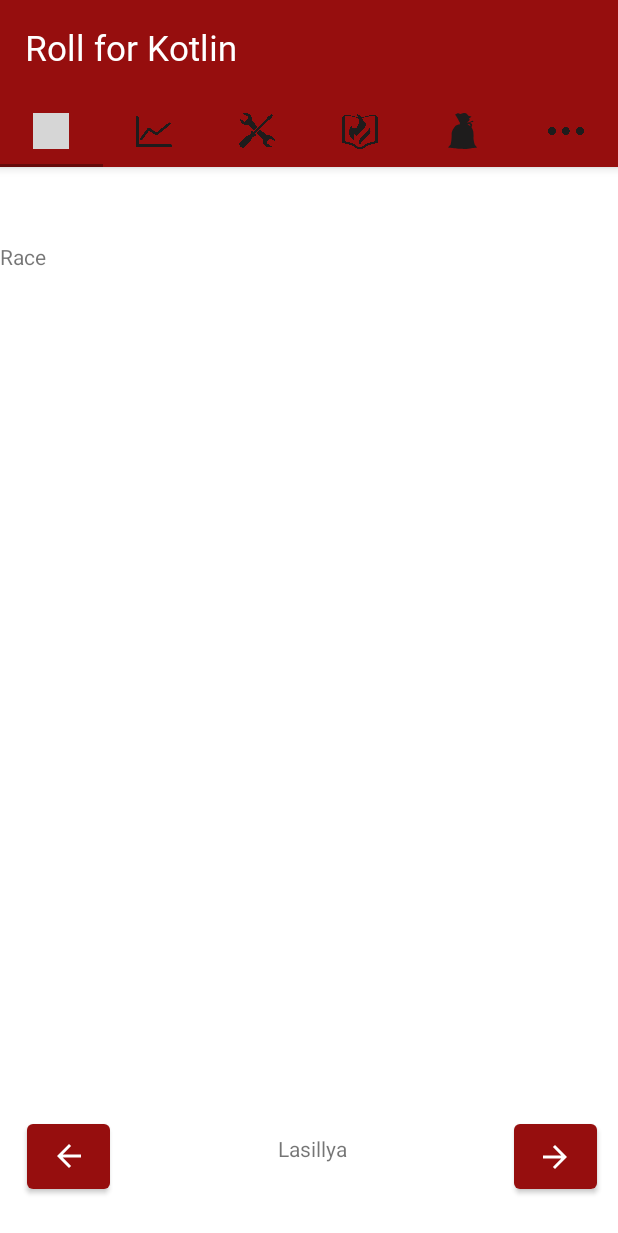
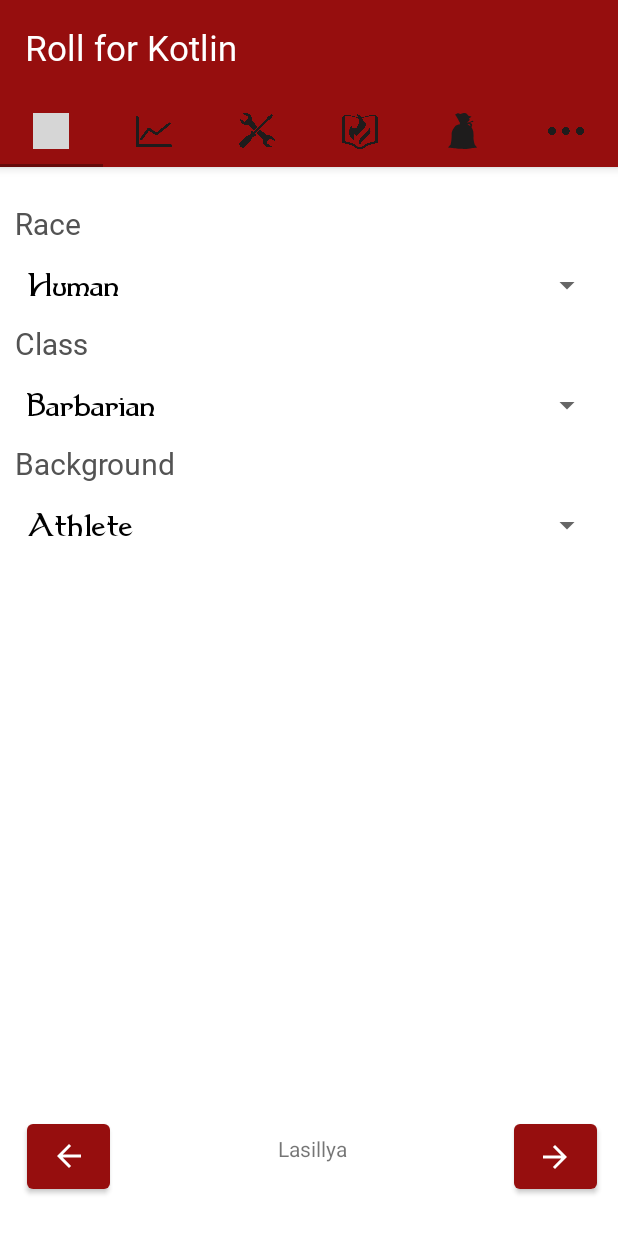
Before and after one commit to matf-pp/2021_Roll-for-Kotlin, an Android app: the MainActivity screen opened directly, with no data from a screen before it, on a phone screen of 412 x 824 dp. Shown: the top 1233 px of the screen. Run offline under Robolectric (Android 15) with nearby library versions, the phone set to English and light mode, and no system bars; grey boxes are pictures that could not be loaded.

Commit message:
Stilizovan fragment Race

```diff
--- a/app/src/main/AndroidManifest.xml
+++ b/app/src/main/AndroidManifest.xml
@@ -16,7 +16,8 @@
                 <category android:name="android.intent.category.LAUNCHER" />
             </intent-filter>
         </activity>
-        <activity android:name=".ActivityScreen1" >
+        <activity android:name=".ActivityScreen1"
+            android:theme="@style/LoadingScreenTheme">
 
         </activity>
 
--- a/app/src/main/java/com/example/rollforkotlin/MainActivity.kt
+++ b/app/src/main/java/com/example/rollforkotlin/MainActivity.kt
@@ -5,8 +5,7 @@ import com.google.android.material.tabs.TabLayout
 import androidx.appcompat.app.AppCompatActivity
 import com.example.rollforkotlin.ui.main.SectionsPagerAdapter
 import com.example.rollforkotlin.ui.main.adapters.ViewPagerAdapter
-import com.example.rollforkotlin.ui.main.fragments.AbilityFragment
-import com.example.rollforkotlin.ui.main.fragments.RaceFragment
+import com.example.rollforkotlin.ui.main.fragments.*
 import kotlinx.android.synthetic.main.activity_main.*
 import kotlinx.android.synthetic.main.activity_screen1.*
 
@@ -30,10 +29,10 @@ class MainActivity : AppCompatActivity(){
         //Adding all tab fragments
         adapter.addFragment(RaceFragment(), "")
         adapter.addFragment(AbilityFragment(), "")
-        adapter.addFragment(RaceFragment(), "")
-        adapter.addFragment(AbilityFragment(), "")
-        adapter.addFragment(RaceFragment(), "")
-        adapter.addFragment(AbilityFragment(), "")
+        adapter.addFragment(ToolsFragment(), "")
+        adapter.addFragment(SpellsFragment(), "")
+        adapter.addFragment(EquipmentFragment(), "")
+        adapter.addFragment(DetailsFragment(), "")
 
         viewPager.adapter = adapter
         tabs.setupWithViewPager(viewPager)
@@ -42,7 +41,7 @@ class MainActivity : AppCompatActivity(){
         tabs.getTabAt(0)!!.setIcon(R.drawable.sword3)
         tabs.getTabAt(1)!!.setIcon(R.drawable.stats2)
         tabs.getTabAt(2)!!.setIcon(R.drawable.tools)
-        tabs.getTabAt(3)!!.setIcon(R.drawable.book)
+        tabs.getTabAt(3)!!.setIcon(R.drawable.book1)
         tabs.getTabAt(4)!!.setIcon(R.drawable.bag2)
         tabs.getTabAt(5)!!.setIcon(R.drawable.more)
 
--- a/app/src/main/res/layout/activity_loading_screen.xml
+++ b/app/src/main/res/layout/activity_loading_screen.xml
@@ -5,7 +5,7 @@
     android:layout_width="match_parent"
     android:layout_height="match_parent"
     android:background="#960E0E"
-    tools:context=".MainActivity2">
+    tools:context=".LoadingScreenActivity">
 
     <ImageView
         android:id="@+id/logo_img"
--- a/app/src/main/res/layout/activity_main.xml
+++ b/app/src/main/res/layout/activity_main.xml
@@ -90,13 +90,13 @@
         <androidx.viewpager.widget.ViewPager
             android:id="@+id/viewPager"
             android:layout_width="match_parent"
-            android:layout_height="614dp"
+            android:layout_height="match_parent"
             android:layout_below="@id/appBarLayout"
-            android:layout_marginTop="1dp"
+            android:layout_marginTop="115dp"
             app:layout_constraintBottom_toBottomOf="parent"
             app:layout_constraintEnd_toEndOf="parent"
-            app:layout_constraintStart_toStartOf="parent"
-            app:layout_constraintTop_toBottomOf="@+id/appBarLayout" />
+
+           />
 
         <Button
             android:id="@+id/prevButton"
--- a/app/src/main/res/layout/activity_screen1.xml
+++ b/app/src/main/res/layout/activity_screen1.xml
@@ -5,7 +5,7 @@
     android:layout_width="match_parent"
     android:layout_height="match_parent"
     android:background="#960E0E"
-    tools:context=".MainActivity3">
+    tools:context=".ActivityScreen1">
 
     <ImageView
         android:id="@+id/imgPattern"
@@ -68,15 +68,14 @@
         android:layout_width="200dp"
         android:layout_height="33dp"
         android:entries="@array/levels"
-        android:spinnerMode="dropdown"
+        android:spinnerMode="dialog"
+        android:theme="@style/SpinnerTheme"
         app:layout_constraintBottom_toBottomOf="parent"
         app:layout_constraintEnd_toEndOf="parent"
         app:layout_constraintHorizontal_bias="0.492"
         app:layout_constraintStart_toStartOf="parent"
         app:layout_constraintTop_toBottomOf="@+id/radioGroup"
-        app:layout_constraintVertical_bias="0.368"
-        android:theme = "@style/SpinnerTheme"
-        />
+        app:layout_constraintVertical_bias="0.368" />
 
     <EditText
         android:id="@+id/txtName"
@@ -99,7 +98,7 @@
         app:layout_constraintVertical_bias="0.0" />
 
     <TextView
-        android:id="@+id/textView3"
+        android:id="@+id/lbGender"
         android:layout_width="200dp"
         android:layout_height="33dp"
         android:fontFamily="@font/percy_goth"
@@ -114,7 +113,7 @@
         app:layout_constraintVertical_bias="0.583" />
 
     <TextView
-        android:id="@+id/textView4"
+        android:id="@+id/lbLevelw4"
         android:layout_width="200dp"
         android:layout_height="33dp"
         android:fontFamily="@font/percy_goth"
--- a/app/src/main/res/layout/fragment_race.xml
+++ b/app/src/main/res/layout/fragment_race.xml
@@ -3,12 +3,71 @@
     xmlns:tools="http://schemas.android.com/tools"
     android:layout_width="match_parent"
     android:layout_height="match_parent"
+    android:background="#FFFFFF"
+    android:paddingLeft="10dp"
+    android:paddingTop="20dp"
+    android:paddingRight="10dp"
+    android:paddingBottom="10dp"
     tools:context=".ui.main.fragments.RaceFragment">
 
     <!-- TODO: Update blank fragment layout -->
+
     <TextView
+        android:id="@+id/lbRace"
+        android:layout_width="wrap_content"
+        android:layout_height="30dp"
+        android:layout_marginTop="0dp"
+        android:fontFamily="@font/percy_goth"
+        android:text="@string/race"
+        android:textColor="#535353"
+        android:textSize="20sp" />
+
+    <Spinner
+        android:id="@+id/spRace"
         android:layout_width="match_parent"
-        android:layout_height="match_parent"
-        android:text="Race" />
+        android:layout_height="50dp"
+        android:layout_marginTop="30dp"
+        android:entries="@array/races"
+        android:spinnerMode="dialog"
+        android:theme="@style/SpinnerTheme2" />
+
+    <TextView
+        android:id="@+id/lbClass"
+        android:layout_width="wrap_content"
+        android:layout_height="30dp"
+        android:layout_marginTop="80dp"
+        android:fontFamily="@font/percy_goth"
+        android:text="@string/klasa"
+        android:textColor="#535353"
+        android:textSize="20sp" />
+
+    <Spinner
+        android:id="@+id/spClass"
+        android:layout_width="match_parent"
+        android:layout_height="50dp"
+        android:layout_marginTop="110dp"
+        android:entries="@array/classes"
+        android:spinnerMode="dialog"
+        android:theme="@style/SpinnerTheme2" />
+
+    <TextView
+        android:id="@+id/lbBackground"
+        android:layout_width="wrap_content"
+        android:layout_height="30dp"
+        android:layout_marginTop="160dp"
+        android:fontFamily="@font/percy_goth"
+        android:text="@string/background"
+        android:textColor="#535353"
+        android:textSize="20sp" />
+
+    <Spinner
+        android:id="@+id/spBackground"
+        android:layout_width="match_parent"
+        android:layout_height="50dp"
+        android:layout_marginTop="190dp"
+        android:entries="@array/backgrounds"
+        android:spinnerMode="dialog"
+        android:theme="@style/SpinnerTheme2" />
+
 
 </FrameLayout>
--- a/app/src/main/res/values/strings.xml
+++ b/app/src/main/res/values/strings.xml
@@ -11,6 +11,8 @@
     <string name="next">Continue</string>
     <string name="logoimage">LogoImage</string>
     <string name="background">Background</string>
+    <string name="klasa">Class</string>
+    <string name="race">Race</string>
     <string-array name="levels">
         <item>1 lvl</item>
         <item>2 lvl</item>
@@ -33,6 +35,37 @@
         <item>19 lvl</item>
         <item>20 lvl</item>
     </string-array>
+
+    <string-array name="races">
+        <item>Human</item>
+        <item>Elf</item>
+        <item>Dwarf</item>
+        <item>Gnome</item>
+        <item>Halfling</item>
+        <item>Tiefling</item>
+    </string-array>
+
+    <string-array name="classes">
+        <item>Barbarian</item>
+        <item>Bard</item>
+        <item>Wizard</item>
+        <item>Ranger</item>
+        <item>Cleric</item>
+        <item>Rogue</item>
+        <item>Fighter</item>
+    </string-array>
+
+    <string-array name="backgrounds">
+        <item>Athlete</item>
+        <item>Charlatan</item>
+        <item>Criminal</item>
+        <item>Entertainer</item>
+        <item>Folk Hero</item>
+        <item>Knight</item>
+        <item>Noble</item>
+        <item>Sailor</item>
+        <item>Soldier</item>
+    </string-array>
     <!-- TODO: Remove or change this placeholder text -->
     <string name="hello_blank_fragment">Hello blank fragment</string>
 
--- a/app/src/main/res/values/style.xml
+++ b/app/src/main/res/values/style.xml
@@ -1,10 +1,14 @@
 <?xml version="1.0" encoding="utf-8"?>
 <resources>
     <style name = "SpinnerTheme">
-        <item name = "android:textColor">#FFFFFF</item>
+        <item name = "android:textColor">#C3C0C0</item>
         <item name = "android:fontFamily">@font/dum1</item>
         <item name = "android:textSize">25sp</item>
-        <item name = "android:colorBackground">#808080</item>
+    </style>
+    <style name = "SpinnerTheme2">
+        <item name = "android:textColor">#000000</item>
+        <item name = "android:fontFamily">@font/dum1</item>
+        <item name = "android:textSize">25sp</item>
     </style>
 
 </resources>
```
Also changed, not shown: app/src/main/res/drawable/bag.png (deleted), app/src/main/res/drawable/book.png (deleted), app/src/main/res/drawable/pattern2.jpg (deleted), app/src/main/res/drawable/pattern3.jpg (deleted), app/src/main/res/drawable/stats.png (deleted).
